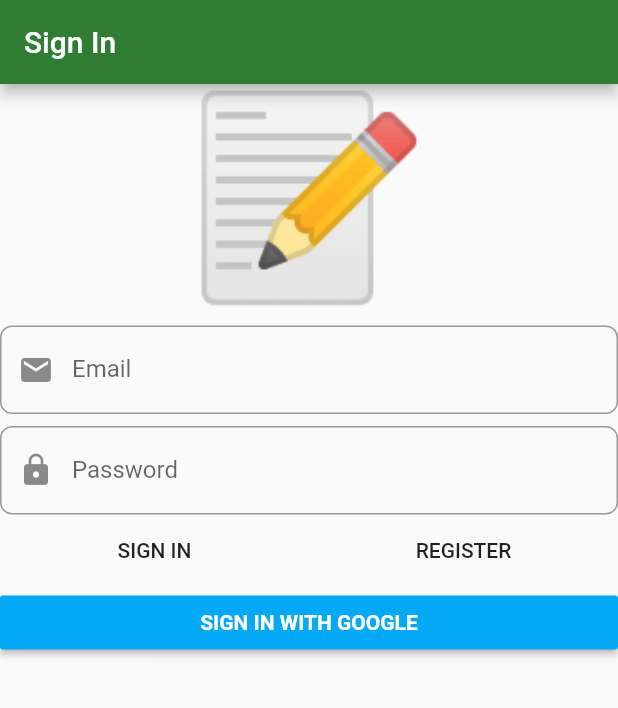
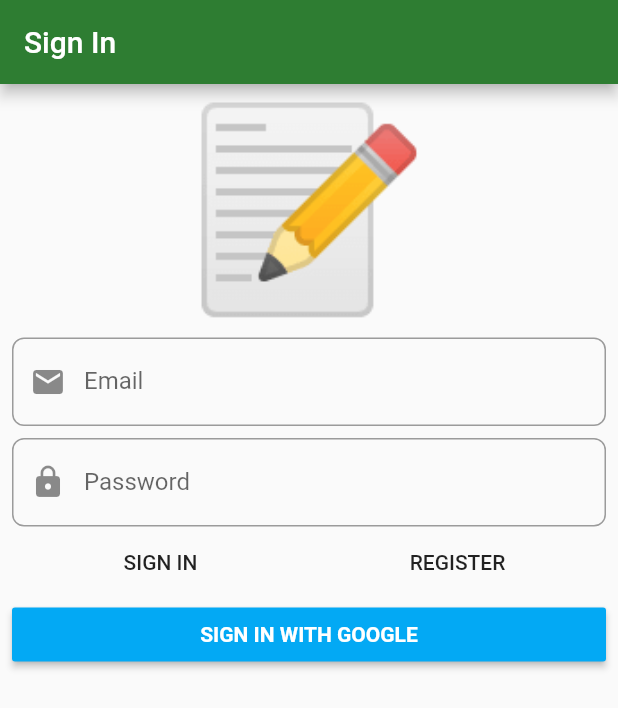
Before and after one commit to arifikhsan/flutter_firebase_ddd_aug_twenty, a Flutter app: the screen it shows after launch, on a phone screen of 412 x 824 dp. Shown: the top 708 px of the screen. Run offline on Flutter 3.47's test engine with Material 2 defaults, Android fonts, the phone set to English and light mode, and no system bars; our stand-ins replace auto_route, bloc, dartz, firebase_auth, flushbar, flutter_bloc and 4 more; accounts and stored records are empty; generated files the repository leaves out were written again.

```diff
--- a/lib/domain/core/value_failures.dart
+++ b/lib/domain/core/value_failures.dart
@@ -6,9 +6,23 @@ part 'value_failures.freezed.dart';
 @freezed
 abstract class ValueFailure<T> with _$ValueFailure<T> {
   const factory ValueFailure.invalidEmail({
-    @required String failedValue,
+    @required T failedValue,
   }) = InvalidEmail<T>;
   const factory ValueFailure.shortPassword({
-    @required String failedValue,
+    @required T failedValue,
   }) = ShortPassword<T>;
+
+  const factory ValueFailure.exceedingLength({
+    @required T failedValue,
+    @required int max,
+  }) = ExceedingLength<T>;
+  const factory ValueFailure.empty({
+    @required T failedValue,
+  }) = Empty<T>;
+  const factory ValueFailure.multiline({
+    @required T failedValue,
+  }) = Multiline<T>;
+  const factory ValueFailure.listTooLong({
+    @required T failedValue,
+  }) = ListTooLong<T>;
 }
--- a/lib/presentation/sign_in/widget/sign_in_form.dart
+++ b/lib/presentation/sign_in/widget/sign_in_form.dart
@@ -32,6 +32,7 @@ class SignInForm extends StatelessWidget {
         return Form(
           autovalidate: state.showErrorMessages,
           child: ListView(
+            padding: const EdgeInsets.all(8),
             children: [
               const Text(
                 '📝',
@@ -122,6 +123,10 @@ class SignInForm extends StatelessWidget {
                   ),
                 ),
               ),
+              if (state.isSubmitting) ...[
+                const SizedBox(height: 8),
+                const LinearProgressIndicator(),
+              ]
             ],
           ),
         );
```
Also changed, not shown: lib/domain/core/value_failures.freezed.dart.
